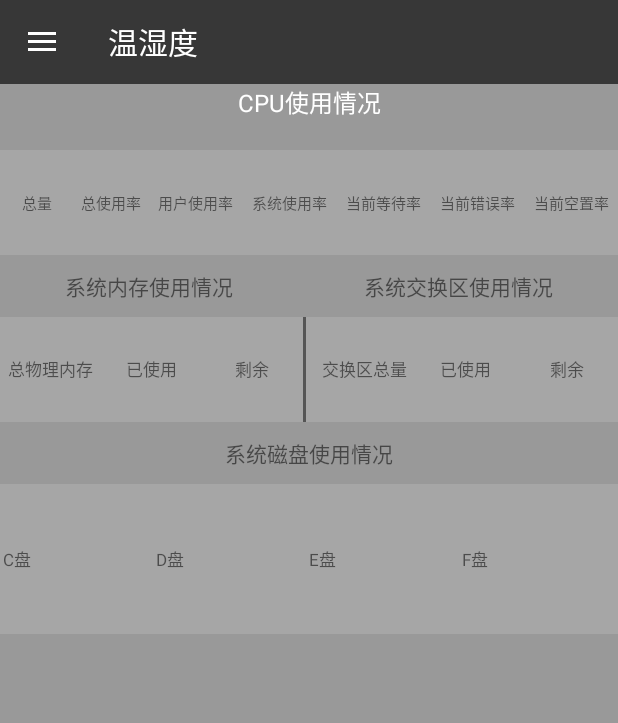
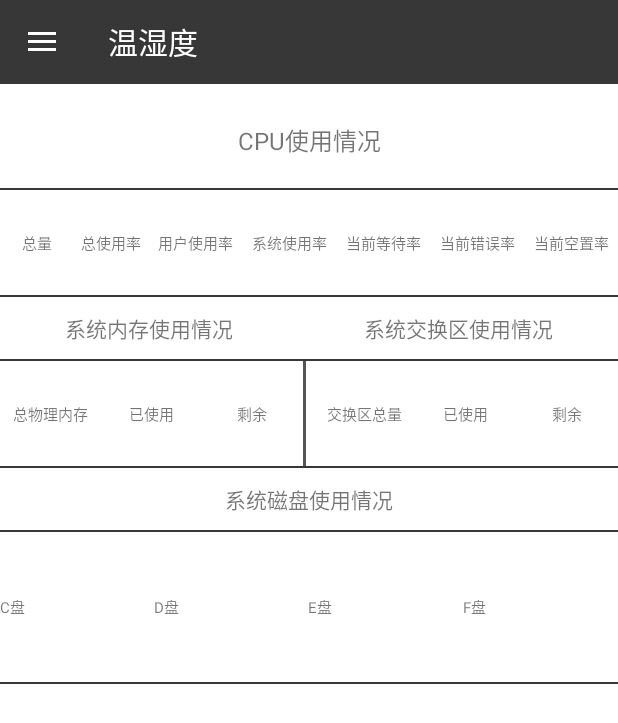
Before and after one commit to zhongbaozheng/myRepository, an Android app: the fragment FragmentServer placed in its activity, on a phone screen of 412 x 824 dp. Shown: the top 723 px of the screen. Run offline under Robolectric (Android 15) with nearby library versions, the phone set to English and light mode, and no system bars; libraries missing offline, so code that uses them is left out: com.squareup.okhttp, in.srain.cube; plain views replace PtrClassicFrameLayout; 5 statements that could not run were skipped.

Commit message:
Added 优化了系统服务器、UPS界面，指示器改为可滑动

```diff
--- a/app/src/main/java/cn/meiqu/lainmonitor/MainNewActivity.java
+++ b/app/src/main/java/cn/meiqu/lainmonitor/MainNewActivity.java
@@ -87,7 +87,7 @@ public class MainNewActivity extends BaseActivity {
         mTabL.setupWithViewPager(mViewP);
         mTabL.setTabTextColors(getResources().getColor(R.color.black3), getResources().getColor(R.color.colorAccent));//设置文本在选中和为选中时候的颜色
         mTabL.setSelectedTabIndicatorColor(getResources().getColor(R.color.colorAccent));
-        mTabL.setTabMode(TabLayout.MODE_FIXED);
+        mTabL.setTabMode(TabLayout.MODE_SCROLLABLE);
         //初始化数据
         initData();
     }
--- a/app/src/main/java/cn/meiqu/lainmonitor/adapter/RecycleUpsAdapter.java
+++ b/app/src/main/java/cn/meiqu/lainmonitor/adapter/RecycleUpsAdapter.java
@@ -101,11 +101,11 @@ public class RecycleUpsAdapter extends BaseRecycleAdapter {
 
         private void setBean(UPSBean bean){
             mUpsName.setText(bean.name);
-            triphaseInputTv.setText("\nA相输入电压："+bean.intAvol+" V\n\nB相输入电压："+bean.intBvol+" V\n\nC相输入电压："+bean.intCvol
+            triphaseInputTv.setText("A相输入电压："+bean.intAvol+" V\n\nB相输入电压："+bean.intBvol+" V\n\nC相输入电压："+bean.intCvol
             +" V\n\nA相旁路电压："+bean.bypAvol+" V\n\nB相旁路电压："+bean.bypBvol+" V\n\nC相旁路电压："+bean.bypCvol+" V");
-            mainTv.setText("\n 电池电压："+bean.batVol+" V\n\n 电池容量："+bean.batCapacity+" %\n\n 剩余时间："+bean.resTime+" min\n\n 旁路电流："+
+            mainTv.setText(" 电池电压："+bean.batVol+" V\n\n 电池容量："+bean.batCapacity+" %\n\n 剩余时间："+bean.resTime+" min\n\n 旁路电流："+
             bean.batCur+" A\n\n 电池温度："+bean.batTemp+" °C\n\n 输入频率："+bean.intFrequency+" Hz\n\n 旁路频率："+bean.bypFrequency+" Hz");
-            triphaseOutputTv.setText("\nA相输出电压："+bean.outAvol+" V\n\nB相输出电压："+bean.outBvol+" V\n\nC相输出电压："+bean.outCvol
+            triphaseOutputTv.setText("A相输出电压："+bean.outAvol+" V\n\nB相输出电压："+bean.outBvol+" V\n\nC相输出电压："+bean.outCvol
                     +" V\n\nA相负载百分比："+bean.loadA+" %\n\nB相负载百分比："+bean.loadB+" %\n\nC相负载百分比："+bean.loadC+" %");
             if(bean.intFault == 1){
                 mUpsRun.setText("UPS运行：正常");
--- a/app/src/main/res/layout/fragment_server.xml
+++ b/app/src/main/res/layout/fragment_server.xml
@@ -1,7 +1,6 @@
 <?xml version="1.0" encoding="utf-8"?>
 <RelativeLayout xmlns:android="http://schemas.android.com/apk/res/android"
     android:layout_width="match_parent"
-    android:background="@color/black9"
     android:layout_height="match_parent">
 
     <in.srain.cube.views.ptr.PtrClassicFrameLayout
@@ -18,16 +17,21 @@
         android:layout_height="match_parent">
 
         <TextView
+            android:layout_marginTop="25dp"
             android:textSize="16sp"
-            android:textColor="@color/white"
             android:gravity="center"
             android:text="CPU使用情况"
             android:id="@+id/server_item_name"
             android:layout_width="match_parent"
             android:layout_height="wrap_content" />
+        <View
+            android:layout_marginTop="20dp"
+            android:background="@color/color_backround"
+            android:layout_width="match_parent"
+            android:layout_height="1dp"/>
 
         <LinearLayout
-            android:layout_marginTop="20dp"
+
             android:background="@color/white3"
             android:orientation="horizontal"
             android:layout_width="match_parent"
@@ -92,6 +96,10 @@
                 android:layout_height="match_parent" />
 
         </LinearLayout>
+        <View
+            android:background="@color/color_backround"
+            android:layout_width="match_parent"
+            android:layout_height="1dp"/>
 
         <LinearLayout
             android:layout_marginTop="10dp"
@@ -112,14 +120,18 @@
                 android:layout_height="wrap_content" />
         </LinearLayout>
 
+        <View
+            android:layout_marginTop="10dp"
+            android:background="@color/color_backround"
+            android:layout_width="match_parent"
+            android:layout_height="1dp"/>
         <LinearLayout
-            android:layout_marginTop="10dp"
             android:background="@color/white3"
             android:orientation="horizontal"
             android:layout_width="match_parent"
             android:layout_height="70dp">
             <TextView
-                android:textSize="11sp"
+                android:textSize="10sp"
                 android:gravity="center"
                 android:text="总物理内存"
                 android:layout_weight="1"
@@ -128,7 +140,7 @@
                 android:layout_height="match_parent" />
             <TextView
                 android:text="已使用"
-                android:textSize="11sp"
+                android:textSize="10sp"
                 android:gravity="center"
                 android:layout_weight="1"
                 android:id="@+id/sys_tv2"
@@ -137,7 +149,7 @@
 
             <TextView
                 android:text="剩余"
-                android:textSize="11sp"
+                android:textSize="10sp"
                 android:gravity="center"
                 android:layout_weight="1"
                 android:id="@+id/sys_tv3"
@@ -151,7 +163,7 @@
 
             <TextView
                 android:text="交换区总量"
-                android:textSize="11sp"
+                android:textSize="10sp"
                 android:gravity="center"
                 android:layout_weight="1"
                 android:id="@+id/swap_tv1"
@@ -159,7 +171,7 @@
                 android:layout_height="match_parent" />
             <TextView
                 android:text="已使用"
-                android:textSize="11sp"
+                android:textSize="10sp"
                 android:gravity="center"
                 android:layout_weight="1"
                 android:id="@+id/swap_tv2"
@@ -167,7 +179,7 @@
                 android:layout_height="match_parent" />
             <TextView
                 android:text="剩余"
-                android:textSize="11sp"
+                android:textSize="10sp"
                 android:gravity="center"
                 android:layout_weight="1"
                 android:id="@+id/swap_tv3"
@@ -175,6 +187,11 @@
                 android:layout_height="match_parent" />
 
         </LinearLayout>
+        <View
+            android:background="@color/color_backround"
+            android:layout_width="match_parent"
+            android:layout_height="1dp"/>
+
 
         <TextView
             android:layout_marginTop="10dp"
@@ -183,15 +200,19 @@
             android:layout_width="match_parent"
             android:layout_height="wrap_content" />
 
+        <View
+            android:layout_marginTop="10dp"
+            android:background="@color/color_backround"
+            android:layout_width="match_parent"
+            android:layout_height="1dp"/>
+
         <LinearLayout
-            android:padding="2dp"
-            android:layout_marginTop="10dp"
             android:background="@color/white3"
             android:layout_width="match_parent"
             android:layout_height="100dp">
             <TextView
                 android:text="C盘"
-                android:textSize="11sp"
+                android:textSize="10sp"
                 android:gravity="center_vertical"
                 android:layout_weight="1"
                 android:id="@+id/disk_tv1"
@@ -199,7 +220,7 @@
                 android:layout_height="match_parent" />
             <TextView
                 android:text="D盘"
-                android:textSize="11sp"
+                android:textSize="10sp"
                 android:gravity="center_vertical"
                 android:layout_weight="1"
                 android:id="@+id/disk_tv2"
@@ -207,7 +228,7 @@
                 android:layout_height="match_parent" />
             <TextView
                 android:text="E盘"
-                android:textSize="11sp"
+                android:textSize="10sp"
                 android:gravity="center_vertical"
                 android:layout_weight="1"
                 android:id="@+id/disk_tv3"
@@ -215,7 +236,7 @@
                 android:layout_height="match_parent" />
             <TextView
                 android:text="F盘"
-                android:textSize="11sp"
+                android:textSize="10sp"
                 android:gravity="center_vertical"
                 android:layout_weight="1"
                 android:id="@+id/disk_tv4"
@@ -223,6 +244,11 @@
                 android:layout_height="match_parent" />
 
         </LinearLayout>
+
+        <View
+            android:background="@color/color_backround"
+            android:layout_width="match_parent"
+            android:layout_height="1dp"/>
     </LinearLayout>
 
     </in.srain.cube.views.ptr.PtrClassicFrameLayout>
```
Also changed, not shown: app/src/main/java/cn/meiqu/lainmonitor/aui/operation/server/FragmentServer.java (+4 -4 lines), app/src/main/res/layout/re_ups.xml (+16 -12 lines).
